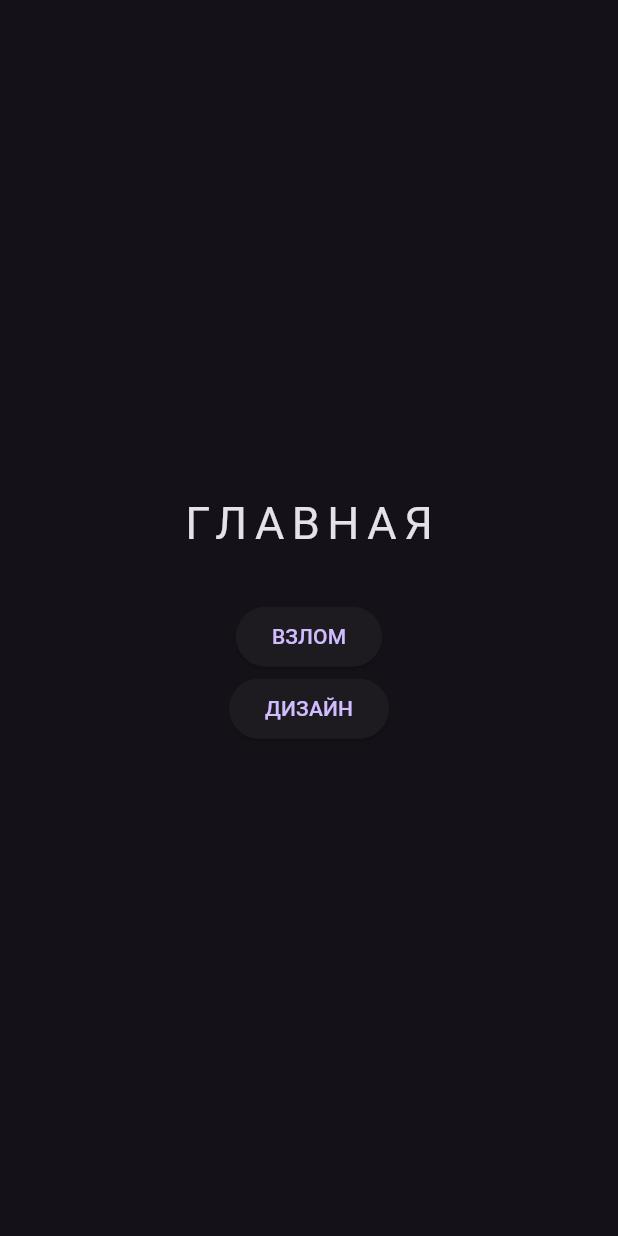
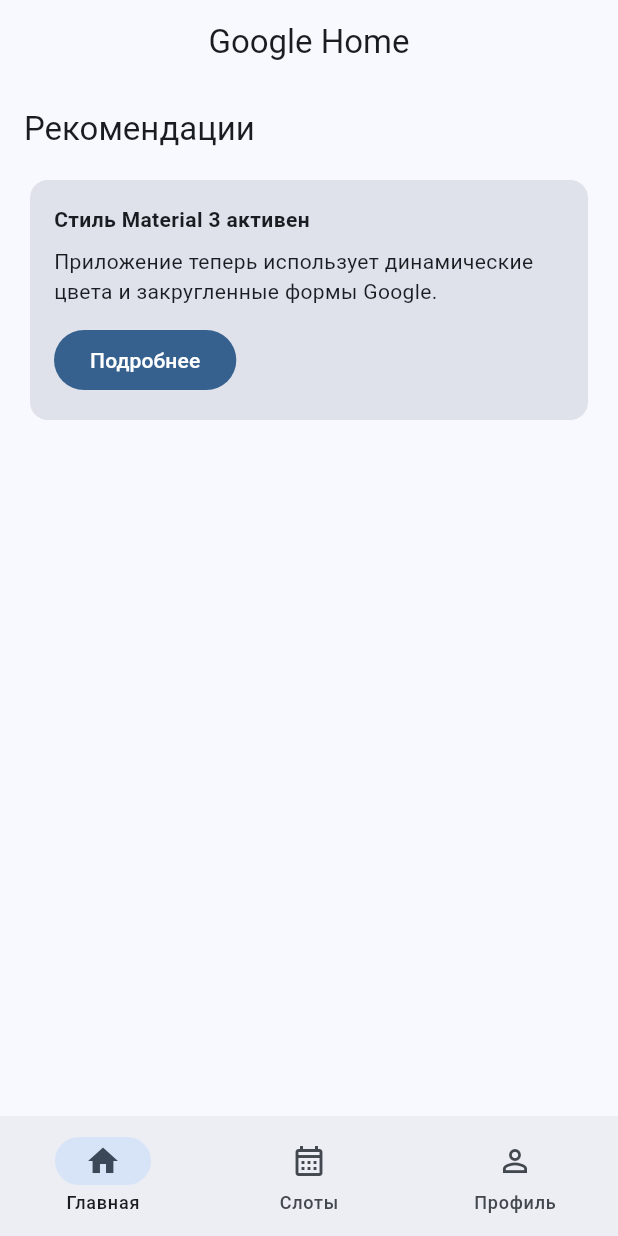
Before and after one commit to u8902054545-design/my_cool_app, a Flutter app: the screen it shows after launch, on a phone screen of 412 x 824 dp. Run offline on Flutter 3.47's test engine with Material 3 defaults, Android fonts, the phone set to English and light mode, and no system bars.

Commit message:
Full Material 3 UI update with animations

```diff
--- a/lib/main.dart
+++ b/lib/main.dart
@@ -1,46 +1,85 @@
 import 'package:flutter/material.dart';
 import 'page_one.dart';
 import 'page_two.dart';
+import 'page_three.dart';
 
 void main() => runApp(const MyApp());
 
 class MyApp extends StatelessWidget {
   const MyApp({super.key});
+
   @override
   Widget build(BuildContext context) {
     return MaterialApp(
       debugShowCheckedModeBanner: false,
-      theme: ThemeData.dark(),
-      home: const HomeScreen(),
+      theme: ThemeData(
+        useMaterial3: true,
+        colorSchemeSeed: Colors.blue, // Фирменный синий Google
+        brightness: Brightness.light,
+      ),
+      home: const NavigationHolder(),
     );
   }
 }
 
-class HomeScreen extends StatelessWidget {
-  const HomeScreen({super.key});
+class NavigationHolder extends StatefulWidget {
+  const NavigationHolder({super.key});
 
-  Route _anim(Widget page) {
-    return PageRouteBuilder(
-      pageBuilder: (context, anim, secAnim) => page,
-      transitionsBuilder: (context, anim, secAnim, child) {
-        return FadeTransition(opacity: anim, child: ScaleTransition(scale: anim, child: child));
-      },
-    );
+  @override
+  State<NavigationHolder> createState() => _NavigationHolderState();
+}
+
+class _NavigationHolderState extends State<NavigationHolder> {
+  int _selectedIndex = 0;
+
+  final List<Widget> _pages = [
+    const HomeScreen(),
+    const ScheduleScreen(),
+    const ProfileScreen(),
+  ];
+
+  void _onItemTapped(int index) {
+    setState(() {
+      _selectedIndex = index;
+    });
   }
 
   @override
   Widget build(BuildContext context) {
     return Scaffold(
-      body: Center(
-        child: Column(
-          mainAxisAlignment: MainAxisAlignment.center,
-          children: [
-            const Text("ГЛАВНАЯ", style: TextStyle(fontSize: 30, letterSpacing: 5)),
-            const SizedBox(height: 30),
-            ElevatedButton(onPressed: () => Navigator.push(context, _anim(const PageOne())), child: const Text("ВЗЛОМ")),
-            ElevatedButton(onPressed: () => Navigator.push(context, _anim(const PageTwo())), child: const Text("ДИЗАЙН")),
-          ],
-        ),
+      body: AnimatedSwitcher(
+        duration: const Duration(milliseconds: 300),
+        transitionBuilder: (Widget child, Animation<double> animation) {
+          return SlideTransition(
+            position: Tween<Offset>(
+              begin: const Offset(0.2, 0),
+              end: Offset.zero,
+            ).animate(CurvedAnimation(parent: animation, curve: Curves.easeOutCubic)),
+            child: FadeTransition(opacity: animation, child: child),
+          );
+        },
+        child: _pages[_selectedIndex],
+      ),
+      bottomNavigationBar: NavigationBar(
+        selectedIndex: _selectedIndex,
+        onDestinationSelected: _onItemTapped,
+        destinations: const [
+          NavigationDestination(
+            icon: Icon(Icons.home_outlined),
+            selectedIcon: Icon(Icons.home),
+            label: 'Главная'
+          ),
+          NavigationDestination(
+            icon: Icon(Icons.calendar_month_outlined),
+            selectedIcon: Icon(Icons.calendar_month),
+            label: 'Слоты'
+          ),
+          NavigationDestination(
+            icon: Icon(Icons.person_outline),
+            selectedIcon: Icon(Icons.person),
+            label: 'Профиль'
+          ),
+        ],
       ),
     );
   }
--- a/lib/page_one.dart
+++ b/lib/page_one.dart
@@ -1,12 +1,36 @@
 import 'package:flutter/material.dart';
 
-class PageOne extends StatelessWidget {
-  const PageOne({super.key});
+class HomeScreen extends StatelessWidget {
+  const HomeScreen({super.key});
+
   @override
   Widget build(BuildContext context) {
     return Scaffold(
-      appBar: AppBar(title: const Text("TERMINAL LOG")),
-      body: const Center(child: Text("Загрузка данных...", style: TextStyle(color: Colors.green, fontFamily: 'monospace'))),
+      appBar: AppBar(title: const Text("Google Home"), centerTitle: true),
+      body: ListView(
+        padding: const EdgeInsets.all(16),
+        children: [
+          Text("Рекомендации", style: Theme.of(context).textTheme.titleLarge),
+          const SizedBox(height: 16),
+          Card(
+            elevation: 0,
+            color: Theme.of(context).colorScheme.surfaceVariant,
+            child: Padding(
+              padding: const EdgeInsets.all(16.0),
+              child: Column(
+                crossAxisAlignment: CrossAxisAlignment.start,
+                children: [
+                  const Text("Стиль Material 3 активен", style: TextStyle(fontWeight: FontWeight.bold)),
+                  const SizedBox(height: 8),
+                  const Text("Приложение теперь использует динамические цвета и закругленные формы Google."),
+                  const SizedBox(height: 12),
+                  FilledButton(onPressed: () {}, child: const Text("Подробнее")),
+                ],
+              ),
+            ),
+          ),
+        ],
+      ),
     );
   }
 }
```
Also changed, not shown: lib/page_three.dart (added, +32 -0 lines), lib/page_two.dart (+18 -5 lines).
